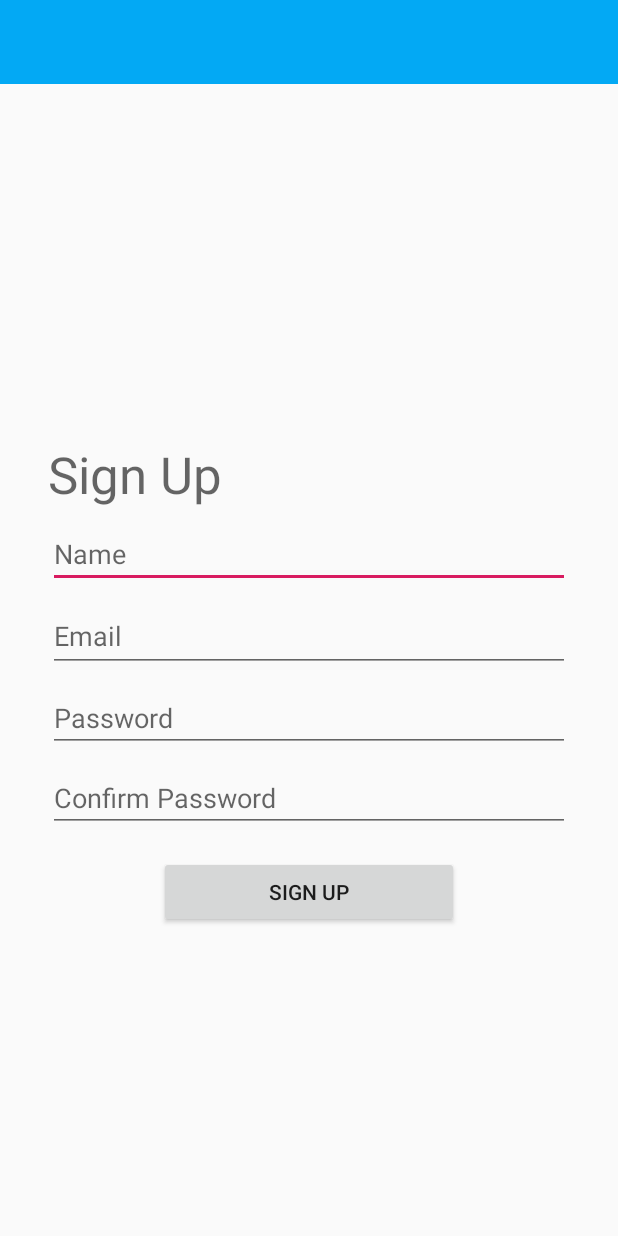
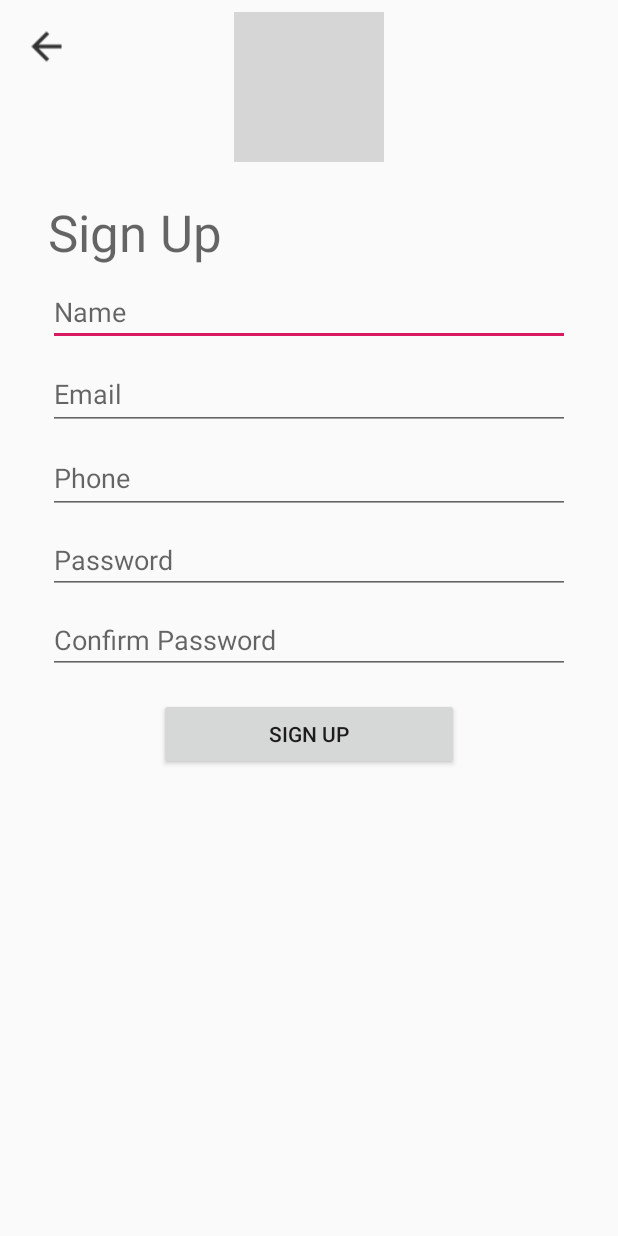
Before and after one commit to yudantoanas/kudaki-android, an Android app: the RegisterActivity screen opened directly, with no data from a screen before it, after a tap on "SIGN UP", on a phone screen of 412 x 824 dp. Run offline under Robolectric (Android 15) with nearby library versions, the phone set to English and light mode, and no system bars; our stand-ins replace ButterKnife; 1 statement that could not run was skipped; grey boxes are pictures that could not be loaded.

Commit message:
adding splash screen

```diff
--- a/app/src/main/java/com/example/kudaki/model/user/User.java
+++ b/app/src/main/java/com/example/kudaki/model/user/User.java
@@ -5,19 +5,33 @@ import com.google.gson.annotations.SerializedName;
 public class User {
     @SerializedName("fullname")
     String fullname;
-    @SerializedName("title")
-    String title;
-    @SerializedName("body")
-    String body;
+    @SerializedName("email")
+    String email;
+    @SerializedName("password")
+    String password;
     @SerializedName("phone")
     String phone;
+    @SerializedName("address")
+    String address;
+    @SerializedName("location")
+    String location;
+    @SerializedName("postalCode")
+    String postalCode;
+
 
     // constructor for creating user
     public User(String fullname, String email, String password, String phone) {
         this.fullname = fullname;
-        this.title = email;
-        this.body = password;
+        this.email = email;
+        this.password = password;
         this.phone = phone;
+    }
+
+    // constructor for completing user profile
+    public User(String address, String location, String postalCode) {
+        this.address = address;
+        this.location = location;
+        this.postalCode = postalCode;
     }
 
     public String getFullname() {
@@ -28,20 +42,20 @@ public class User {
         this.fullname = fullname;
     }
 
-    public String getTitle() {
-        return title;
+    public String getEmail() {
+        return email;
     }
 
-    public void setTitle(String title) {
-        this.title = title;
+    public void setEmail(String email) {
+        this.email = email;
     }
 
-    public String getBody() {
-        return body;
+    public String getPassword() {
+        return password;
     }
 
-    public void setBody(String body) {
-        this.body = body;
+    public void setPassword(String password) {
+        this.password = password;
     }
 
     public String getPhone() {
--- a/app/src/main/java/com/example/kudaki/register/RegisterActivity.java
+++ b/app/src/main/java/com/example/kudaki/register/RegisterActivity.java
@@ -1,16 +1,24 @@
 package com.example.kudaki.register;
 
 import android.content.Intent;
+import android.media.Image;
 import android.os.Bundle;
+import android.text.Editable;
+import android.text.TextWatcher;
+import android.view.View;
 import android.widget.Button;
 import android.widget.EditText;
+import android.widget.ImageView;
 import android.widget.Toast;
+import android.widget.Toolbar;
 
 import com.example.kudaki.HomeActivity;
 import com.example.kudaki.R;
 import com.example.kudaki.model.user.User;
 
+import androidx.appcompat.app.ActionBar;
 import androidx.appcompat.app.AppCompatActivity;
+import androidx.core.app.NavUtils;
 import butterknife.BindView;
 import butterknife.ButterKnife;
 
@@ -18,9 +26,11 @@ public class RegisterActivity extends AppCompatActivity implements RegisterContr
 
     @BindView(R.id.registerName) EditText name;
     @BindView(R.id.registerEmail) EditText email;
+    @BindView(R.id.registerPhone) EditText phone;
     @BindView(R.id.registerPassword) EditText password;
     @BindView(R.id.registerConfirm) EditText confirm;
     @BindView(R.id.submitRegister) Button button;
+    @BindView(R.id.backLogin) ImageView back;
 
     RegisterPresenter registerPresenter;
     RegisterContract.Presenter contractPresenter;
@@ -38,15 +48,47 @@ public class RegisterActivity extends AppCompatActivity implements RegisterContr
     @Override
     protected void onResume() {
         super.onResume();
-        button.setOnClickListener(v -> contractPresenter
-                .doRegister(
-                        // passsing user object
-                        new User(
-                                name.getText().toString(),
-                                email.getText().toString(),
-                                password.getText().toString(),
-                                "021500000")
-                ));
+
+        // confirmation field text change listener
+        confirm.addTextChangedListener(new TextWatcher() {
+            @Override
+            public void beforeTextChanged(CharSequence charSequence, int i, int i1, int i2) {
+
+            }
+
+            @Override
+            public void onTextChanged(CharSequence charSequence, int i, int i1, int i2) {
+
+            }
+
+            @Override
+            public void afterTextChanged(Editable editable) {
+                if (!contractPresenter.validatePassword(
+                        password.getText().toString(), confirm.getText().toString()))
+                {
+                    confirm.setError("Password confirmation different");
+                }
+            }
+        });
+
+        button.setOnClickListener(view ->
+        {
+            if (contractPresenter.validatePassword(
+                    password.getText().toString(), confirm.getText().toString()))
+            {
+                contractPresenter.doRegister(new User(
+                        name.getText().toString(),
+                        email.getText().toString(),
+                        password.getText().toString(),
+                        "021500000")
+                );
+            }
+        });
+
+        back.setOnClickListener(view ->
+        {
+            NavUtils.navigateUpFromSameTask(this);
+        });
     }
 
     @Override
@@ -57,8 +99,9 @@ public class RegisterActivity extends AppCompatActivity implements RegisterContr
     @Override
     public void showOnRegisterSuccess(String message) {
         Toast.makeText(this, message, Toast.LENGTH_SHORT).show();
-        Intent intent = new Intent(this, HomeActivity.class);
-        startActivity(intent);
+        Intent home = new Intent(this, HomeActivity.class);
+        startActivity(home);
+        setResult(RESULT_OK);
         finish();
     }
 
@@ -66,4 +109,14 @@ public class RegisterActivity extends AppCompatActivity implements RegisterContr
     public void showOnRegisterFailed(String message) {
         Toast.makeText(this, message, Toast.LENGTH_SHORT).show();
     }
+
+    @Override
+    protected void onStop() {
+        super.onStop();
+    }
+
+    @Override
+    protected void onDestroy() {
+        super.onDestroy();
+    }
 }
--- a/app/src/main/java/com/example/kudaki/register/RegisterContract.java
+++ b/app/src/main/java/com/example/kudaki/register/RegisterContract.java
@@ -12,5 +12,6 @@ public interface RegisterContract {
 
     interface Presenter extends BasePresenter {
         void doRegister(User user);
+        boolean validatePassword(String password, String confirmPassword);
     }
 }
--- a/app/src/main/java/com/example/kudaki/register/RegisterPresenter.java
+++ b/app/src/main/java/com/example/kudaki/register/RegisterPresenter.java
@@ -1,6 +1,4 @@
 package com.example.kudaki.register;
-
-import android.util.Log;
 
 import com.example.kudaki.model.user.User;
 import com.example.kudaki.retrofit.PostData;
@@ -31,8 +29,10 @@ public class RegisterPresenter implements RegisterContract.Presenter {
         call.enqueue(new Callback<User>() {
             @Override
             public void onResponse(Call<User> call, Response<User> response) {
-                if (response.code() == 404) {
+                if (response.code() == 201 || response.code() == 200) {
                     registerView.showOnRegisterSuccess("Register Success");
+                } else {
+                    registerView.showOnRegisterSuccess("Register Failed");
                 }
             }
 
@@ -42,4 +42,12 @@ public class RegisterPresenter implements RegisterContract.Presenter {
             }
         });
     }
+
+    @Override
+    public boolean validatePassword(String password, String confirmPassword) {
+        if (password.equals(confirmPassword)){
+            return true;
+        }
+        return false;
+    }
 }
--- a/app/src/main/java/com/example/kudaki/retrofit/PostData.java
+++ b/app/src/main/java/com/example/kudaki/retrofit/PostData.java
@@ -11,7 +11,7 @@ public interface PostData {
     Call<User> loginUser();
 
     // register user
-    @POST("/posts")
+    @POST("/signup")
     Call<User> registerUser();
 
     // forgot password
--- a/app/src/main/java/com/example/kudaki/retrofit/RetrofitClient.java
+++ b/app/src/main/java/com/example/kudaki/retrofit/RetrofitClient.java
@@ -6,7 +6,7 @@ import retrofit2.converter.gson.GsonConverterFactory;
 public class RetrofitClient {
     private static Retrofit retrofit;
 
-        private static final String BASE_URL = "https://jsonplaceholder.typicode.com/";
+        private static final String BASE_URL = "http://5c73b40fcce2a1001490ebe3.mockapi.io/api/v0/";
 
     public static Retrofit getRetrofit() {
         if (retrofit == null) {
--- /dev/null
+++ b/app/src/main/res/drawable/splash.xml
@@ -0,0 +1,13 @@
+<?xml version="1.0" encoding="utf-8"?>
+<layer-list xmlns:android="http://schemas.android.com/apk/res/android">
+
+    <item
+        android:drawable="@color/colorAccent"/>
+
+    <item>
+        <bitmap
+            android:gravity="center"
+            android:src="@drawable/asset" />
+    </item>
+
+</layer-list>
--- a/app/src/main/res/layout/register.xml
+++ b/app/src/main/res/layout/register.xml
@@ -7,18 +7,15 @@
     android:layout_height="match_parent"
     android:orientation="vertical">
 
-    <include
-        layout="@layout/toolbar"
-        android:layout_width="match_parent"
-        android:layout_height="wrap_content" />
-
     <androidx.constraintlayout.widget.ConstraintLayout
         android:layout_width="match_parent"
         android:layout_height="match_parent">
 
         <androidx.constraintlayout.widget.ConstraintLayout
             android:layout_width="match_parent"
-            android:layout_height="wrap_content"
+            android:layout_height="0dp"
+            android:layout_marginTop="8dp"
+            android:layout_marginBottom="8dp"
             app:layout_constraintBottom_toBottomOf="parent"
             app:layout_constraintEnd_toEndOf="parent"
             app:layout_constraintStart_toStartOf="parent"
@@ -26,15 +23,12 @@
 
             <ImageView
                 android:id="@+id/appLogo"
-                android:layout_width="wrap_content"
-                android:layout_height="wrap_content"
-                android:layout_marginStart="8dp"
-                android:layout_marginTop="8dp"
-                android:layout_marginEnd="8dp"
+                android:layout_width="100dp"
+                android:layout_height="100dp"
                 app:layout_constraintEnd_toEndOf="parent"
                 app:layout_constraintStart_toStartOf="parent"
                 app:layout_constraintTop_toTopOf="parent"
-                tools:srcCompat="@tools:sample/avatars[3]" />
+                app:srcCompat="@drawable/asset" />
 
             <LinearLayout
                 android:id="@+id/formLayout"
@@ -97,21 +91,37 @@
                         app:layout_constraintTop_toBottomOf="@+id/registerName" />
 
                     <EditText
+                        android:id="@+id/registerPhone"
+                        android:layout_width="0dp"
+                        android:layout_height="48dp"
+                        android:layout_marginStart="8dp"
+                        android:layout_marginTop="8dp"
+                        android:layout_marginEnd="8dp"
+                        android:ems="10"
+                        android:hint="Phone"
+                        android:inputType="phone"
+                        android:singleLine="true"
+                        app:layout_constraintEnd_toEndOf="parent"
+                        app:layout_constraintHorizontal_bias="0.0"
+                        app:layout_constraintStart_toStartOf="parent"
+                        app:layout_constraintTop_toBottomOf="@+id/registerEmail" />
+
+                    <EditText
                         android:id="@+id/registerPassword"
                         android:layout_width="0dp"
                         android:layout_height="wrap_content"
                         android:layout_marginStart="8dp"
                         android:layout_marginTop="8dp"
                         android:layout_marginEnd="8dp"
+
                         android:ems="10"
-
                         android:hint="Password"
                         android:inputType="textPassword"
                         android:singleLine="true"
                         app:layout_constraintEnd_toEndOf="parent"
                         app:layout_constraintHorizontal_bias="0.0"
                         app:layout_constraintStart_toStartOf="parent"
-                        app:layout_constraintTop_toBottomOf="@+id/registerEmail" />
+                        app:layout_constraintTop_toBottomOf="@+id/registerPhone" />
 
                     <EditText
                         android:id="@+id/registerConfirm"
@@ -142,6 +152,16 @@
                 app:layout_constraintStart_toStartOf="parent"
                 app:layout_constraintTop_toBottomOf="@+id/formLayout" />
 
+            <ImageView
+                android:id="@+id/backLogin"
+                android:layout_width="30dp"
+                android:layout_height="30dp"
+                android:layout_marginStart="16dp"
+                android:layout_marginTop="8dp"
+                app:layout_constraintStart_toStartOf="parent"
+                app:layout_constraintTop_toTopOf="@+id/appLogo"
+                app:srcCompat="@drawable/back_arrow" />
+
         </androidx.constraintlayout.widget.ConstraintLayout>
     </androidx.constraintlayout.widget.ConstraintLayout>
 
--- a/app/src/main/res/values/styles.xml
+++ b/app/src/main/res/values/styles.xml
@@ -8,4 +8,8 @@
         <item name="colorAccent">@color/colorAccent</item>
     </style>
 
+    <style name="SplashTheme" parent="Theme.AppCompat.NoActionBar">
+        <item name="android:windowBackground">@drawable/splash</item>
+    </style>
+
 </resources>
```
Also changed, not shown: app/src/main/AndroidManifest.xml (+15 -4 lines), app/src/main/java/com/example/kudaki/SplashActivity.java (added, +24 -0 lines), app/src/main/java/com/example/kudaki/login/LoginActivity.java (+14 -2 lines), app/src/main/java/com/example/kudaki/login/LoginPresenter.java (+2 -6 lines), app/src/main/res/layout/login.xml (+6 -15 lines), app/src/main/res/drawable-hdpi/back_arrow.png (added), app/src/main/res/drawable-mdpi/back_arrow.png (added), app/src/main/res/drawable-xhdpi/back_arrow.png (added), app/src/main/res/drawable-xxhdpi/back_arrow.png (added), app/src/main/res/drawable-xxxhdpi/back_arrow.png (added), 1 other file.
